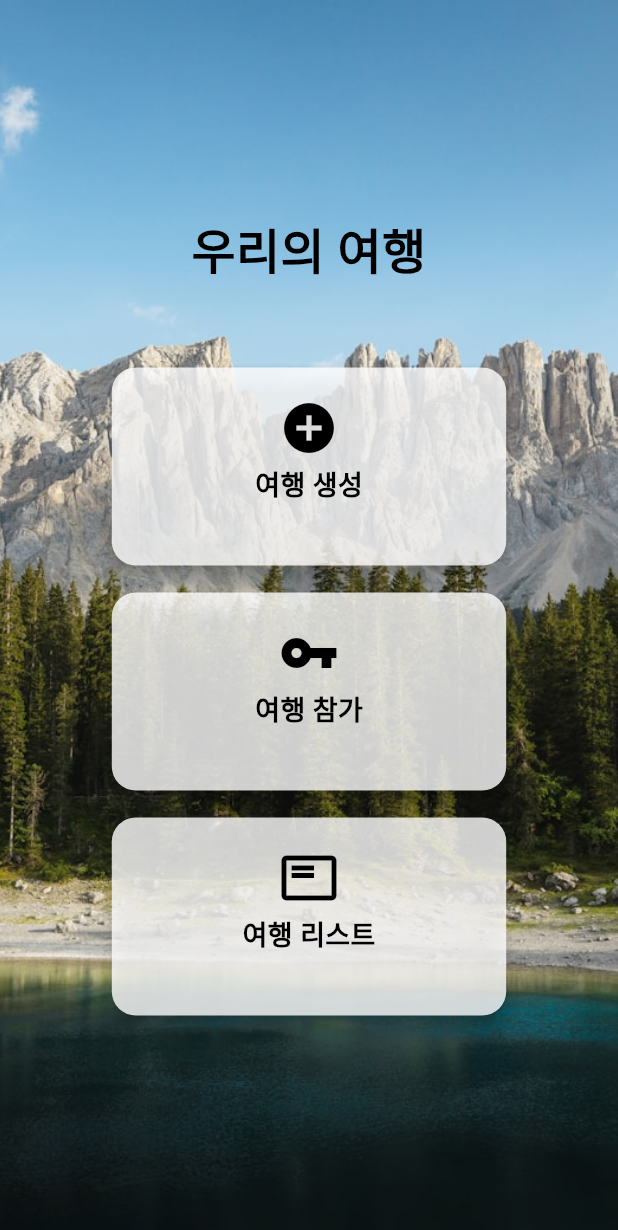
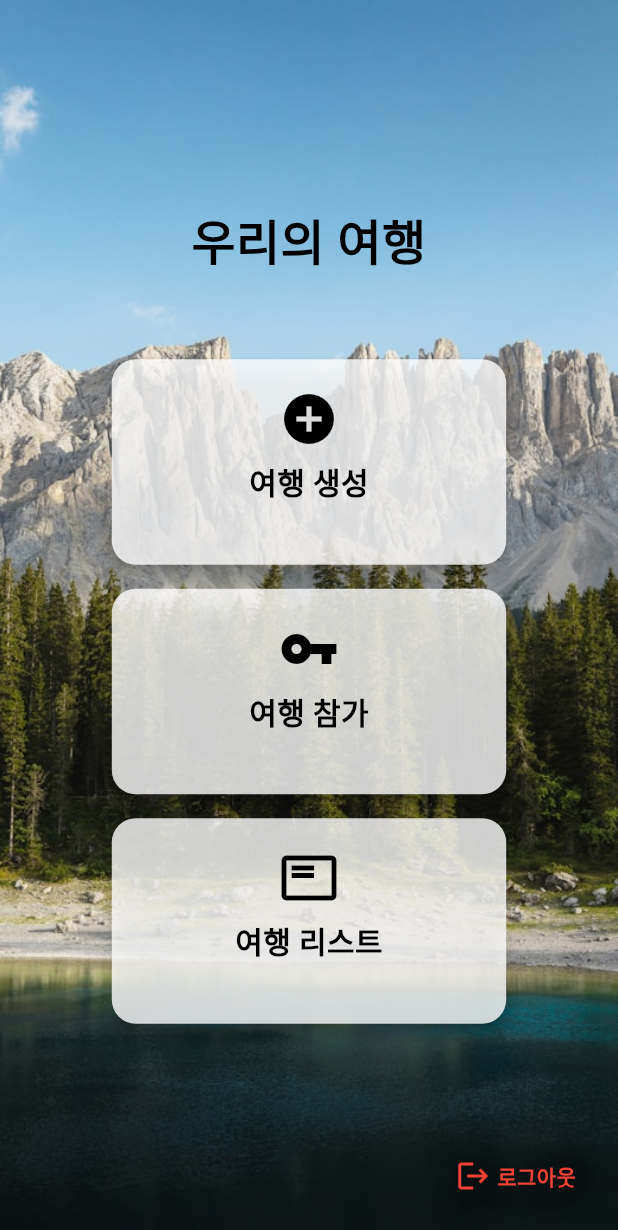
Before and after one commit to Capstone1-TripBuddy/frontend, a Flutter app: the GroupPage screen opened by its route, on a phone screen of 412 x 824 dp. Shown: the top 1230 px of the screen. Run offline on Flutter 3.47's test engine with Material 3 defaults, Android fonts, the phone set to English and light mode, and no system bars; our stand-ins replace dotted_border, file_picker, image_picker, permission_handler; missing offline and left inert: external_path; Roboto replaces fonts that are missing (sejong).

Commit message:
UI 수정

```diff
--- a/lib/group/group_page.dart
+++ b/lib/group/group_page.dart
@@ -1,11 +1,15 @@
 import 'package:flutter/material.dart';
+import 'package:provider/provider.dart';
 
+import '/constants.dart';
+import '../welcome/user_provider.dart';
 
 class GroupPage extends StatelessWidget{
   const GroupPage({super.key});
 
   @override
   Widget build(BuildContext context) {
+    final userProvider = Provider.of<UserProvider>(context);
     return Scaffold(
       body: Stack(
         children: [
@@ -53,11 +57,11 @@ class GroupPage extends StatelessWidget{
                         child: Column(
                           children: [
                             Icon(Icons.add_circle, size: 40, color: Colors.black),
-                            SizedBox(height: 5),
+                            SizedBox(height: 7),
                             Text(
                               '여행 생성',
                               style: TextStyle(
-                                fontSize: 18,
+                                fontSize: 20,
                                 fontWeight: FontWeight.bold,
                                 color: Colors.black,
                               ),
@@ -72,7 +76,7 @@ class GroupPage extends StatelessWidget{
                       ),
                     ),
                   ),
-                  const SizedBox(height: 10),
+                  const SizedBox(height: 8),
                   // 그룹 참가 카드
                   GestureDetector(
                     onTap: () {
@@ -90,11 +94,11 @@ class GroupPage extends StatelessWidget{
                         child: Column(
                           children: [
                             Icon(Icons.vpn_key, size: 40, color: Colors.black),
-                            SizedBox(height: 5),
+                            SizedBox(height: 7),
                             Text(
                               '여행 참가',
                               style: TextStyle(
-                                fontSize: 18,
+                                fontSize: 20,
                                 fontWeight: FontWeight.bold,
                                 color: Colors.black,
                               ),
@@ -110,7 +114,7 @@ class GroupPage extends StatelessWidget{
                       ),
                     ),
                   ),
-                  const SizedBox(height: 10),
+                  const SizedBox(height: 8),
                   // 그룹 리스트 카드
                   GestureDetector(
                     onTap: () {
@@ -128,11 +132,11 @@ class GroupPage extends StatelessWidget{
                         child: Column(
                           children: [
                             Icon(Icons.featured_play_list_outlined, size: 40, color: Colors.black),
-                            SizedBox(height: 5),
+                            SizedBox(height: 7),
                             Text(
                               '여행 리스트',
                               style: TextStyle(
-                                fontSize: 18,
+                                fontSize: 20,
                                 fontWeight: FontWeight.bold,
                                 color: Colors.black,
                               ),
@@ -151,6 +155,38 @@ class GroupPage extends StatelessWidget{
               ),
             ),
           ),
+          Positioned(
+            bottom: 16,
+            right: 16,
+            child: GestureDetector(
+              onTap: () {
+                // 로그아웃 로직
+                userProvider.clearUserData();
+                Navigator.pushNamedAndRemoveUntil(context, '/', (route) => false);
+                showCustomSnackBar(context, '로그아웃되었습니다.');
+              },
+              child: Card(
+                elevation: 4,
+                color: Colors.white.withOpacity(0.0),
+                shape: RoundedRectangleBorder(
+                  borderRadius: BorderRadius.circular(16),
+                ),
+                child: const Padding(
+                  padding: EdgeInsets.all(8.0),
+                  child: Row(
+                    children: [
+                      Icon(Icons.logout, color: Colors.red),
+                      SizedBox(width: 4),
+                      Text(
+                        '로그아웃',
+                        style: TextStyle(color: Colors.red, fontWeight: FontWeight.bold),
+                      ),
+                    ],
+                  ),
+                ),
+              ),
+            ),
+          ),
         ],
       ),
     );
--- a/lib/main.dart
+++ b/lib/main.dart
@@ -31,6 +31,7 @@ class MyApp extends StatelessWidget {
   Widget build(BuildContext context) {
     return MaterialApp(
       theme: ThemeData(
+        fontFamily: 'sejong',
         useMaterial3: true,
         colorScheme: ColorScheme.fromSeed(seedColor: Colors.grey),
         //scaffoldBackgroundColor: Colors.grey[50],
--- a/lib/main/fetch_main.dart
+++ b/lib/main/fetch_main.dart
@@ -1,7 +1,6 @@
 import 'dart:convert';
 import 'dart:io';
 import 'package:http/http.dart' as http;
-import 'package:path_provider/path_provider.dart';
 import 'package:external_path/external_path.dart';
 import 'package:archive/archive_io.dart';
 import '/constants.dart';
@@ -74,7 +73,6 @@ Future<void> downloadAlbumAndExtract({required int groupId, required String albu
   try {
     // DCIM 폴더 가져오기
     final Directory? dcimDir = await _getDCIMDirectory();
-    print(dcimDir);
     if (dcimDir == null) throw Exception('DCIM directory not found.');
 
     // 다운로드할 ZIP 파일 경로
--- a/lib/main/photo_upload_page.dart
+++ b/lib/main/photo_upload_page.dart
@@ -18,6 +18,7 @@ class _PhotoUploadPageState extends State<PhotoUploadPage> {
   List<Map<String, dynamic>> _selectedImages = [];
   bool _isUploading = false;
 
+  //폴더를 선택
   Future<void> pickFolder() async {
     // 폴더 선택
     String? selectedFolder = await FilePicker.platform.getDirectoryPath();
@@ -45,6 +46,7 @@ class _PhotoUploadPageState extends State<PhotoUploadPage> {
     }
   }
 
+  //선택된 폴더 내에 이미지 파일만을 가져옴
   bool _isImage(String path) {
     // 이미지 파일인지 확인
     final extensions = ['jpg', 'jpeg', 'png', 'gif'];
@@ -96,9 +98,7 @@ class _PhotoUploadPageState extends State<PhotoUploadPage> {
       if (!mounted) return;
 
       if (response.statusCode == 200) {
-        ScaffoldMessenger.of(context).showSnackBar(const SnackBar(
-          content: Text('사진이 성공적으로 업로드되었습니다!'),
-        ));
+        showCustomSnackBar(context, '사진이 성공적으로 업로드되었습니다!');
         setState(() {
           _selectedImages.clear();
         });
```
Also changed, not shown: lib/constants.dart (+8 -4 lines), lib/group/create_group_page.dart (+3 -7 lines), lib/group/group_list_page.dart (+2 -7 lines), lib/main/dashboard_page.dart (+3 -4 lines), lib/main/leave_memory_page.dart (+3 -6 lines), lib/main/notification_page.dart (+41 -7 lines), lib/main/photo_feed_page.dart (+10 -3 lines), lib/notification/notification_overlay.dart (deleted, +0 -83 lines), lib/welcome/login_page.dart (+6 -4 lines), lib/welcome/sign_up_page.dart (+4 -4 lines), pubspec.yaml (+4 -4 lines), 1 other file.
